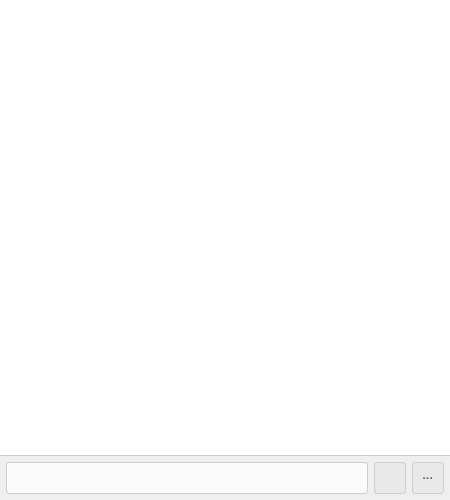
The window that source/common/ui/chat_widget.ui (dchapyshev/aspia) describes before a commit, drawn with Qt 5.
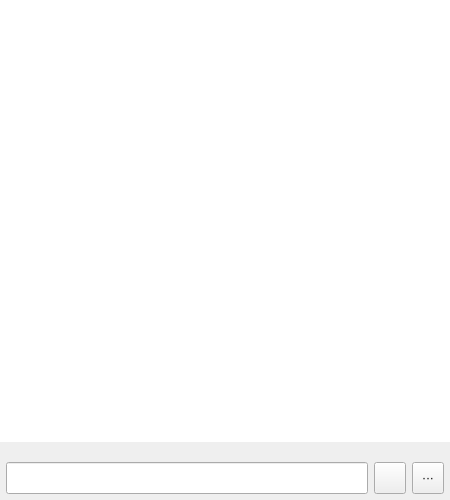
The same window after the commit. Icons and pictures are not drawn.

```diff
--- a/source/common/ui/chat_widget.ui
+++ b/source/common/ui/chat_widget.ui
@@ -19,11 +19,6 @@
   <property name="windowTitle">
    <string>Aspia Chat</string>
   </property>
-  <property name="styleSheet">
-   <string notr="true">#TextChatWindow {
-background: white;
-}</string>
-  </property>
   <layout class="QVBoxLayout" name="verticalLayout_3">
    <property name="leftMargin">
     <number>0</number>
@@ -82,17 +77,7 @@
          </sizepolicy>
         </property>
         <property name="styleSheet">
-         <string notr="true">#label_status {
-color: gray;
-font-style: italic;
-font-size: 10px;
-background: white;
-border-top: 0;
-border-left: 0;
-border-right: 0;
-border-bottom: 1px solid #CDCDCD;
-padding: 2px;
-}</string>
+         <string notr="true"/>
         </property>
         <property name="text">
          <string notr="true"/>
@@ -134,13 +119,7 @@
         </size>
        </property>
        <property name="styleSheet">
-        <string notr="true">#edit_message {
-border: 1px solid #CDCDCD;
-border-radius: 3px;
-background: #FAFAFA;
-color: #505050;
-padding: 4px;
-}</string>
+        <string notr="true"/>
        </property>
        <property name="maxLength">
         <number>2048</number>
@@ -179,24 +158,7 @@
             <string>Send message</string>
            </property>
            <property name="styleSheet">
-            <string notr="true">QToolButton {
-color: #505050;
-font: bold 11px;
-background-color: #E9E9E9;
-border: 1px solid #CDCDCD;
-border-radius: 3px;
-padding: 2px 2px 2px 2px;
-}
-QToolButton:hover {
-background: #EBEBEB;
-border: 1px solid #AAAAAA;
-border-radius: 2px;
-}
-QToolButton:pressed {
-background: #D7D7D7;
-border: 1px solid #AAAAAA;
-border-radius: 2px;
-}</string>
+            <string notr="true"/>
            </property>
            <property name="text">
             <string/>
@@ -225,24 +187,7 @@
             <string>Tools</string>
            </property>
            <property name="styleSheet">
-            <string notr="true">QToolButton {
-color: #505050;
-font: bold 11px;
-background-color: #E9E9E9;
-border: 1px solid #CDCDCD;
-border-radius: 3px;
-padding: 2px 2px 2px 2px;
-}
-QToolButton:hover {
-background: #EBEBEB;
-border: 1px solid #AAAAAA;
-border-radius: 2px;
-}
-QToolButton:pressed {
-background: #D7D7D7;
-border: 1px solid #AAAAAA;
-border-radius: 2px;
-}</string>
+            <string notr="true"/>
            </property>
            <property name="text">
             <string>···</string>
```
